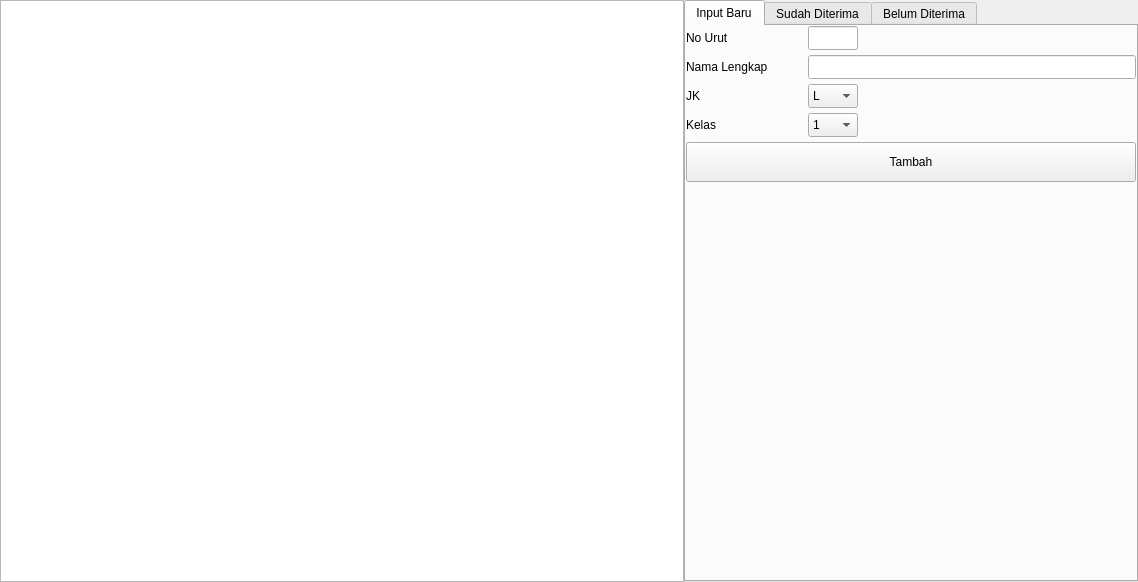
Above: ui/sources/page_mutasi_masuk.ui from asjach/db_app before the change. Below: the same form after it.
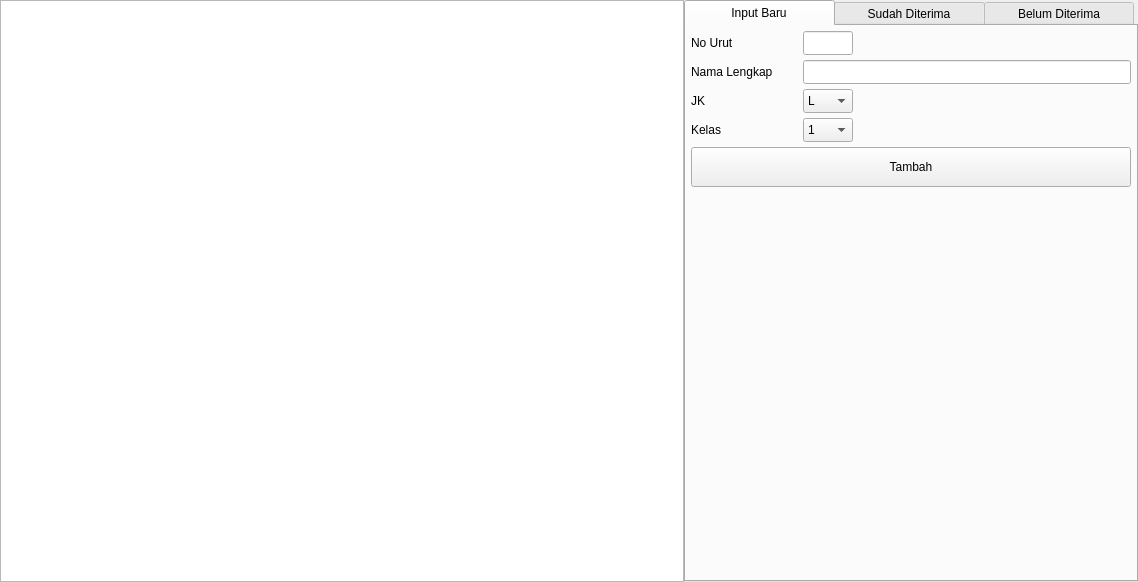
That is the form after the change.

What changed in the file:
```diff
--- a/ui/sources/page_mutasi_masuk.ui
+++ b/ui/sources/page_mutasi_masuk.ui
@@ -37,25 +37,42 @@
        <height>0</height>
       </size>
      </property>
+     <property name="styleSheet">
+      <string notr="true">QTabBar::tab{
+width: 150px;
+}</string>
+     </property>
+     <property name="tabPosition">
+      <enum>QTabWidget::North</enum>
+     </property>
      <property name="currentIndex">
       <number>0</number>
      </property>
+     <property name="usesScrollButtons">
+      <bool>false</bool>
+     </property>
      <widget class="QWidget" name="tab_3">
+      <property name="sizePolicy">
+       <sizepolicy hsizetype="Expanding" vsizetype="Preferred">
+        <horstretch>0</horstretch>
+        <verstretch>0</verstretch>
+       </sizepolicy>
+      </property>
       <attribute name="title">
        <string>Input Baru</string>
       </attribute>
       <layout class="QGridLayout" name="gridLayout_6">
        <property name="leftMargin">
-        <number>0</number>
+        <number>5</number>
        </property>
        <property name="topMargin">
-        <number>0</number>
+        <number>5</number>
        </property>
        <property name="rightMargin">
-        <number>0</number>
+        <number>5</number>
        </property>
        <property name="bottomMargin">
-        <number>0</number>
+        <number>5</number>
        </property>
        <property name="spacing">
         <number>5</number>
```
Left out of the diff: 12 changed lines with no effect on the pictures.
